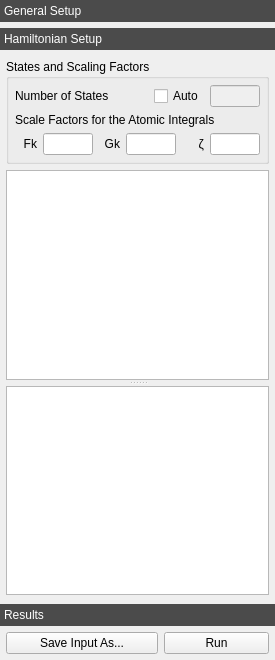
Above: crispy/resources/gui/uis/quanty.ui from mretegan/crispy before the change. Below: the same form after it.
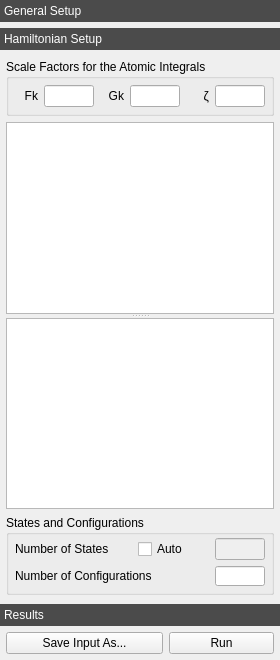
That is the form after the change. The open tabs and pages were chosen to show the change. Icons and pictures are not drawn. Custom widgets are drawn as their Qt base class.

Commit message: Add the preferences dialog and configuration selection

Diff of the .ui file:
```diff
--- a/crispy/resources/gui/uis/quanty.ui
+++ b/crispy/resources/gui/uis/quanty.ui
@@ -6,7 +6,7 @@
    <rect>
     <x>0</x>
     <y>0</y>
-    <width>275</width>
+    <width>280</width>
     <height>660</height>
    </rect>
   </property>
@@ -855,7 +855,7 @@
         <rect>
          <x>0</x>
          <y>0</y>
-         <width>275</width>
+         <width>280</width>
          <height>514</height>
         </rect>
        </property>
@@ -879,98 +879,28 @@
          <number>3</number>
         </property>
         <item>
-         <layout class="QVBoxLayout" name="_2">
-          <property name="leftMargin">
-           <number>0</number>
-          </property>
-          <property name="topMargin">
-           <number>0</number>
-          </property>
-          <property name="rightMargin">
-           <number>0</number>
-          </property>
-          <property name="bottomMargin">
-           <number>0</number>
-          </property>
-          <item>
-           <widget class="QGroupBox" name="groupBox_2">
+         <widget class="QGroupBox" name="scalingGroupBox">
             <property name="title">
-             <string>States and Scaling Factors</string>
-            </property>
-            <layout class="QVBoxLayout" name="verticalLayout_3">
-             <property name="spacing">
-              <number>6</number>
-             </property>
-             <property name="leftMargin">
-              <number>6</number>
-             </property>
-             <property name="topMargin">
-              <number>6</number>
-             </property>
-             <property name="rightMargin">
-              <number>6</number>
-             </property>
-             <property name="bottomMargin">
-              <number>6</number>
-             </property>
-             <item>
-              <layout class="QHBoxLayout" name="_3">
-               <item>
-                <widget class="QLabel" name="nPsisLabel">
-                 <property name="toolTip">
-                  <string>&lt;html&gt;&lt;head/&gt;&lt;body&gt;&lt;p&gt;Number of initial Hamiltonian states to consider in the calculaltion.&lt;/p&gt;&lt;p&gt;If &lt;span style=&quot; font-weight:600;&quot;&gt;Auto&lt;/span&gt;, their number will be detemined based on the occupancy at the given temperature.&lt;/p&gt;&lt;/body&gt;&lt;/html&gt;</string>
-                 </property>
-                 <property name="text">
-                  <string>Number of States</string>
-                 </property>
-                </widget>
-               </item>
-               <item>
-                <widget class="QCheckBox" name="nPsisAutoCheckBox">
-                 <property name="sizePolicy">
-                  <sizepolicy hsizetype="Fixed" vsizetype="Fixed">
-                   <horstretch>0</horstretch>
-                   <verstretch>0</verstretch>
-                  </sizepolicy>
-                 </property>
-                 <property name="text">
-                  <string>Auto</string>
-                 </property>
-                </widget>
-               </item>
-               <item>
-                <widget class="IntLineEdit" name="nPsisLineEdit">
-                 <property name="enabled">
-                  <bool>false</bool>
-                 </property>
-                 <property name="sizePolicy">
-                  <sizepolicy hsizetype="Fixed" vsizetype="Fixed">
-                   <horstretch>0</horstretch>
-                   <verstretch>0</verstretch>
-                  </sizepolicy>
-                 </property>
-                 <property name="maximumSize">
-                  <size>
-                   <width>50</width>
-                   <height>16777215</height>
-                  </size>
-                 </property>
-                 <property name="alignment">
-                  <set>Qt::AlignRight|Qt::AlignTrailing|Qt::AlignVCenter</set>
-                 </property>
-                </widget>
-               </item>
-              </layout>
-             </item>
-             <item>
-              <widget class="QLabel" name="scaleFactorsLabel">
-               <property name="text">
                 <string>Scale Factors for the Atomic Integrals</string>
                </property>
-              </widget>
-             </item>
+          <layout class="QVBoxLayout" name="verticalLayout_5">
+           <property name="spacing">
+            <number>6</number>
+           </property>
+           <property name="leftMargin">
+            <number>6</number>
+           </property>
+           <property name="topMargin">
+            <number>6</number>
+           </property>
+           <property name="rightMargin">
+            <number>6</number>
+           </property>
+           <property name="bottomMargin">
+            <number>6</number>
+           </property>
              <item>
-              <layout class="QHBoxLayout" name="_8">
+            <layout class="QHBoxLayout" name="_26">
                <item>
                 <widget class="QLabel" name="gkLabel">
                  <property name="sizePolicy">
@@ -1069,22 +999,11 @@
             </layout>
            </widget>
           </item>
-         </layout>
-        </item>
         <item>
          <widget class="QSplitter" name="hamiltonianSplitter">
-          <property name="lineWidth">
-           <number>0</number>
-          </property>
           <property name="orientation">
            <enum>Qt::Vertical</enum>
           </property>
-          <property name="handleWidth">
-           <number>6</number>
-          </property>
-          <property name="childrenCollapsible">
-           <bool>false</bool>
-          </property>
           <widget class="QListView" name="hamiltonianTermsView">
            <property name="enabled">
             <bool>true</bool>
@@ -1121,6 +1040,121 @@
           </widget>
          </widget>
         </item>
+        <item>
+         <widget class="QGroupBox" name="statesAndConfigurationsGroupBox">
+          <property name="title">
+           <string>States and Configurations</string>
+          </property>
+          <layout class="QVBoxLayout" name="verticalLayout_6">
+           <property name="spacing">
+            <number>3</number>
+           </property>
+           <property name="leftMargin">
+            <number>6</number>
+           </property>
+           <property name="topMargin">
+            <number>3</number>
+           </property>
+           <property name="rightMargin">
+            <number>6</number>
+           </property>
+           <property name="bottomMargin">
+            <number>3</number>
+           </property>
+           <item>
+            <layout class="QHBoxLayout" name="_8">
+             <item>
+              <widget class="QLabel" name="nPsisLabel">
+               <property name="toolTip">
+                <string>&lt;html&gt;&lt;head/&gt;&lt;body&gt;&lt;p&gt;Number of initial Hamiltonian states to consider in the calculation.&lt;/p&gt;&lt;p&gt;If &lt;span style=&quot; font-weight:600;&quot;&gt;Auto&lt;/span&gt;, their number will be detemined based on the occupancy at the given temperature.&lt;/p&gt;&lt;/body&gt;&lt;/html&gt;</string>
+               </property>
+               <property name="text">
+                <string>Number of States        </string>
+               </property>
+              </widget>
+             </item>
+             <item>
+              <widget class="QCheckBox" name="nPsisAutoCheckBox">
+               <property name="sizePolicy">
+                <sizepolicy hsizetype="Minimum" vsizetype="Fixed">
+                 <horstretch>0</horstretch>
+                 <verstretch>0</verstretch>
+                </sizepolicy>
+               </property>
+               <property name="text">
+                <string>Auto</string>
+               </property>
+              </widget>
+             </item>
+             <item>
+              <widget class="IntLineEdit" name="nPsisLineEdit">
+               <property name="enabled">
+                <bool>false</bool>
+               </property>
+               <property name="sizePolicy">
+                <sizepolicy hsizetype="Fixed" vsizetype="Fixed">
+                 <horstretch>0</horstretch>
+                 <verstretch>0</verstretch>
+                </sizepolicy>
+               </property>
+               <property name="maximumSize">
+                <size>
+                 <width>50</width>
+                 <height>16777215</height>
+                </size>
+               </property>
+               <property name="alignment">
+                <set>Qt::AlignRight|Qt::AlignTrailing|Qt::AlignVCenter</set>
+               </property>
+              </widget>
+             </item>
+            </layout>
+           </item>
+           <item>
+            <layout class="QHBoxLayout" name="_29">
+             <property name="leftMargin">
+              <number>0</number>
+             </property>
+             <property name="topMargin">
+              <number>3</number>
+             </property>
+             <property name="bottomMargin">
+              <number>3</number>
+             </property>
+             <item>
+              <widget class="QLabel" name="nConfigurationsLabel">
+               <property name="toolTip">
+                <string>&lt;html&gt;&lt;head/&gt;&lt;body&gt;&lt;p&gt;Number of configurations to include in configuration interaction calculations, e.g. ligand field calculation.&lt;/p&gt;&lt;/body&gt;&lt;/html&gt;</string>
+               </property>
+               <property name="text">
+                <string>Number of Configurations</string>
+               </property>
+              </widget>
+             </item>
+             <item>
+              <widget class="IntLineEdit" name="nConfigurationsLineEdit">
+               <property name="sizePolicy">
+                <sizepolicy hsizetype="Fixed" vsizetype="Fixed">
+                 <horstretch>0</horstretch>
+                 <verstretch>0</verstretch>
+                </sizepolicy>
+               </property>
+               <property name="maximumSize">
+                <size>
+                 <width>50</width>
+                 <height>20</height>
+                </size>
+               </property>
+               <property name="alignment">
+                <set>Qt::AlignRight|Qt::AlignTrailing|Qt::AlignVCenter</set>
+               </property>
+              </widget>
+             </item>
+            </layout>
+           </item>
+          </layout>
+         </widget>
+        </item>
        </layout>
       </widget>
       <widget class="QWidget" name="resultsPage">
```
Left out of the diff: 11 changed lines with no effect on the pictures. Lines whose indentation alone changed are shown as unchanged. The commit also changes 28 other files.
